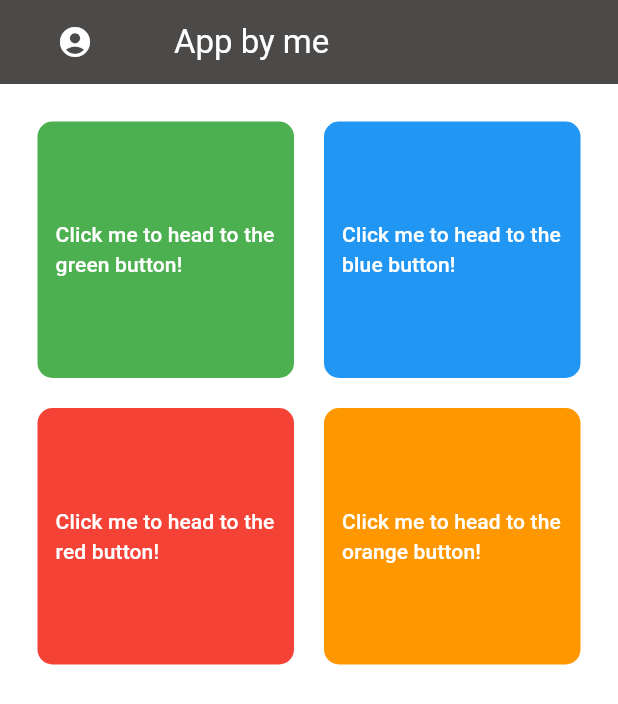
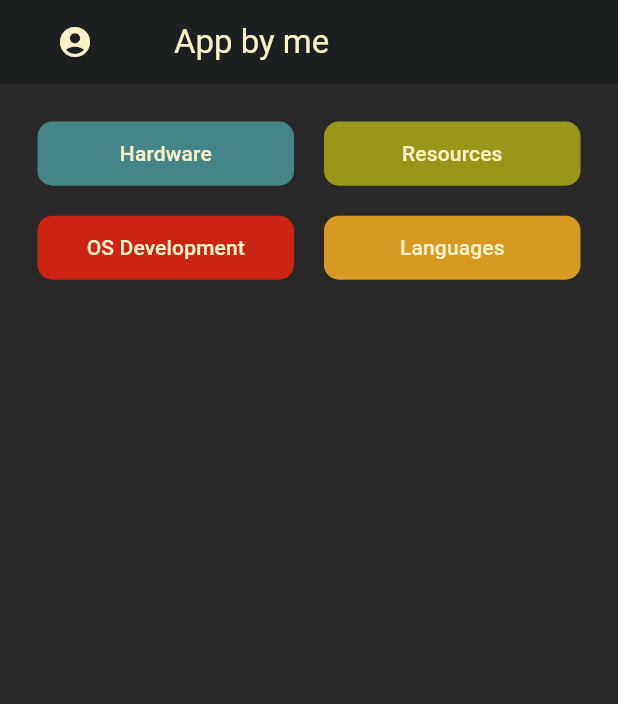
Before and after one commit to renminh/flutter-school, a Flutter app: the screen it shows after launch, on a phone screen of 412 x 824 dp. Shown: the top 704 px of the screen. Run offline on Flutter 3.47's test engine with Material 3 defaults, Android fonts, the phone set to English and light mode, and no system bars.

Commit message:
seperated out the pages to their own file

```diff
--- a/lib/components/activity_button_widget.dart
+++ b/lib/components/activity_button_widget.dart
@@ -55,7 +55,7 @@ class ActivityButton extends StatelessWidget {
         },
         child: Text(
           text,
-          style: TextStyle(color: Colors.white)
+          style: TextStyle(color: Color(0xffFBF1C7))
         ),
       ),
     );
--- a/lib/components/go_back_button_widget.dart
+++ b/lib/components/go_back_button_widget.dart
@@ -38,7 +38,7 @@ class GoBackButton extends StatelessWidget {
         onPressed: () { Navigator.pop(context); },
         child: Text(
           text,
-          style: TextStyle(color: Colors.white)
+          style: TextStyle(color: Color(0xffFBF1C7))
         ),
       ),
     );
--- a/lib/index.dart
+++ b/lib/index.dart
@@ -3,5 +3,14 @@
  *
  * https://github.com/FlutterFlow/sample-apps/blob/main/ecommerce_flow/lib/index.dart
  */
-export 'pages/activity_page.dart'
-  show ActivityPageRoute;
+export 'pages/hardware.dart'
+  show HardwarePage;
+
+export 'pages/resources.dart'
+  show ResourcePage;
+
+export 'pages/os_development_page.dart'
+  show OSDevelopmentPage;
+
+export 'pages/languages.dart'
+  show LanguagesPage;
--- a/lib/main.dart
+++ b/lib/main.dart
@@ -38,106 +38,81 @@ class MainApp extends StatelessWidget {
 }
 
 class HomeScreen extends StatelessWidget {
+  /*
+   * context is an instance of BuildContext, that is
+   * it's the location of the widget in the widget tree
+   */
   const HomeScreen({super.key});
+
   @override
   Widget build(BuildContext context) {
+    /*
+     * getting the size of the window can be used from the MediaQuery class
+     * https://onlyflutter.com/how-to-get-the-screen-size-in-flutter/
+     * https://api.flutter.dev/flutter/widgets/MediaQueryData-class.html
+     */
+    final Size size = MediaQuery.sizeOf(context);
+    final double width = size.width;
+    final double height = size.height;
+
     return Scaffold(
-      backgroundColor: const Color.fromARGB(0, 54, 52, 51),
       appBar: AppBar(
         title: Text("App by me"),
-        backgroundColor: const Color.fromARGB(255, 76, 74, 73),
+        backgroundColor: Color(0xff1D2021),
         leading: Icon(Icons.account_circle),
-        foregroundColor: Colors.white,
+        foregroundColor: Color(0xffFBF1C7),
         leadingWidth: 100,
       ),
-      body: Center(
-
+      body: Container(
+        height: height,
+        width: width,
+        color: Color(0xff282828),
         /*
          * we can use GridView widget to have multiple children displayed as a grid
          * https://api.flutter.dev/flutter/widgets/GridView-class.html
          */
-        child: Container(
-          width: 500.0, // ideally i should clamp it depending on the screen size
-          //height: 500.0, // no need to set the size
+        child: SizedBox(
+          width: 100,
+          height: 50,
           child: GridView.count(
             primary: false,
             mainAxisSpacing: 20.0,
             padding: EdgeInsets.all(25.0),
             crossAxisSpacing: 20.0,
             crossAxisCount: 2,
+            /*
+             * TODO: read about this since i don't fully understand it yet
+             * https://api.flutter.dev/flutter/rendering/SliverGridDelegateWithFixedCrossAxisCount/childAspectRatio.html
+             */
+            childAspectRatio: 4,
             children: <Widget>[
-
-            /*
-             * this is actually so terrible, making a page widget as a parent from a
-             * parent widget. this is not ideally
-             */
               ActivityButton(
-              color: Colors.green,
-              destinationRoute: ActivityPageRoute(
-                appBar: AppBar(
-                  title: Text("nature"),
-                  backgroundColor: const Color.fromARGB(255, 122, 145, 123),
-                  leading: Icon(Icons.account_circle),
-                  foregroundColor: Colors.white,
-                  leadingWidth: 100,
-                ),
-                buttonColor: Colors.green,
-                buttonText: "hi from green! go back home!"
-              ),
-              text: "Click me to head to the green button!",
+                color: Color(0xff458588),
+                destinationRoute: HardwarePage(),
+                text: "Hardware",
               ),
 
               ActivityButton(
-              color: Colors.blue,
-              destinationRoute: ActivityPageRoute(
-                appBar: AppBar(
-                  title: Text("sea"),
-                  backgroundColor: const Color.fromARGB(255, 100, 151, 162),
-                  leading: Icon(Icons.account_circle),
-                  foregroundColor: Colors.white,
-                  leadingWidth: 100,
-                ),
-                buttonColor: Colors.blue,
-                buttonText: "hi from blue! go back home!"
-              ),
-              text: "Click me to head to the blue button!",
+                color: Color(0xff98971A),
+                destinationRoute: ResourcePage(),
+                text: "Resources",
               ),
 
               ActivityButton(
-              color: Colors.red,
-              destinationRoute: ActivityPageRoute(
-                appBar: AppBar(
-                  title: Text("fire"),
-                  backgroundColor: const Color.fromARGB(255, 129, 22, 22),
-                  leading: Icon(Icons.account_circle),
-                  foregroundColor: Colors.white,
-                  leadingWidth: 100,
-                ),
-                buttonColor: Colors.red,
-                buttonText: "hi from red! go back home!"
-              ),
-              text: "Click me to head to the red button!",
+                color: const Color(0xffCC2412),
+                destinationRoute: OSDevelopmentPage(),
+                text: "OS Development",
               ),
 
               ActivityButton(
-              color: Colors.orange,
-              destinationRoute: ActivityPageRoute(
-                appBar: AppBar(
-                  title: Text("sun"),
-                  backgroundColor: const Color.fromARGB(255, 139, 61, 22),
-                  leading: Icon(Icons.account_circle),
-                  foregroundColor: Colors.white,
-                  leadingWidth: 100,
-                ),
-                buttonColor: Colors.orange,
-                buttonText: "hi from orange! go back home!"
-              ),
-              text: "Click me to head to the orange button!",
+                color: Color(0xffD79921),
+                destinationRoute: LanguagesPage(),
+                text: "Languages",
               ),
             ],
           ),
         ),
-      ),
+      )
     );
   }
 }
```
Also changed, not shown: lib/pages/activity_page.dart (deleted, +0 -34 lines), lib/pages/hardware.dart (added, +37 -0 lines), lib/pages/languages.dart (added, +37 -0 lines), lib/pages/os_development_page.dart (added, +37 -0 lines), lib/pages/resources.dart (added, +37 -0 lines). Lines whose indentation alone changed are shown as unchanged.
